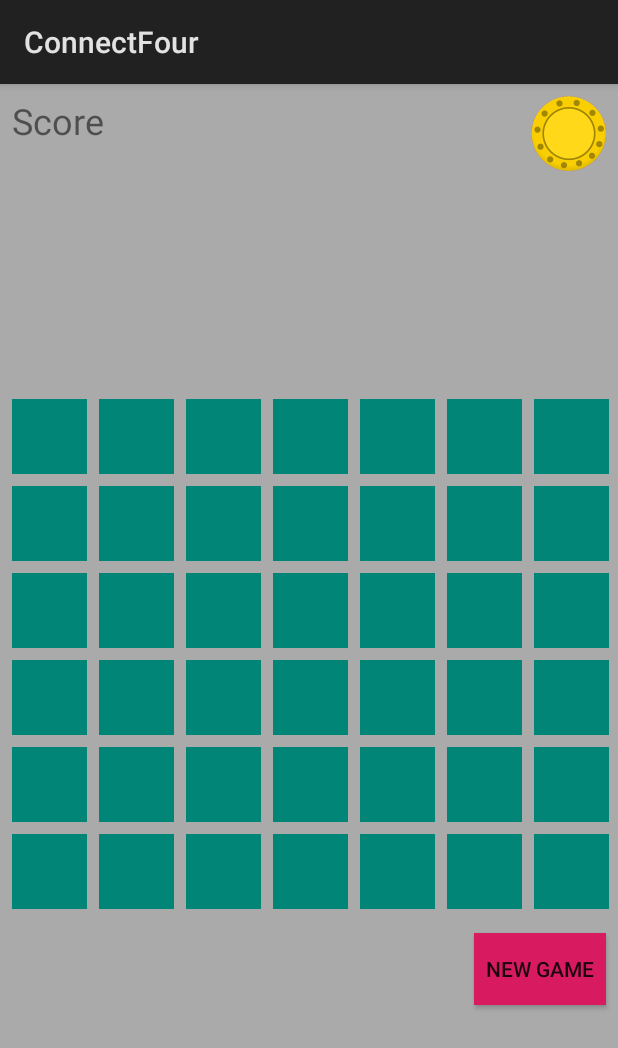
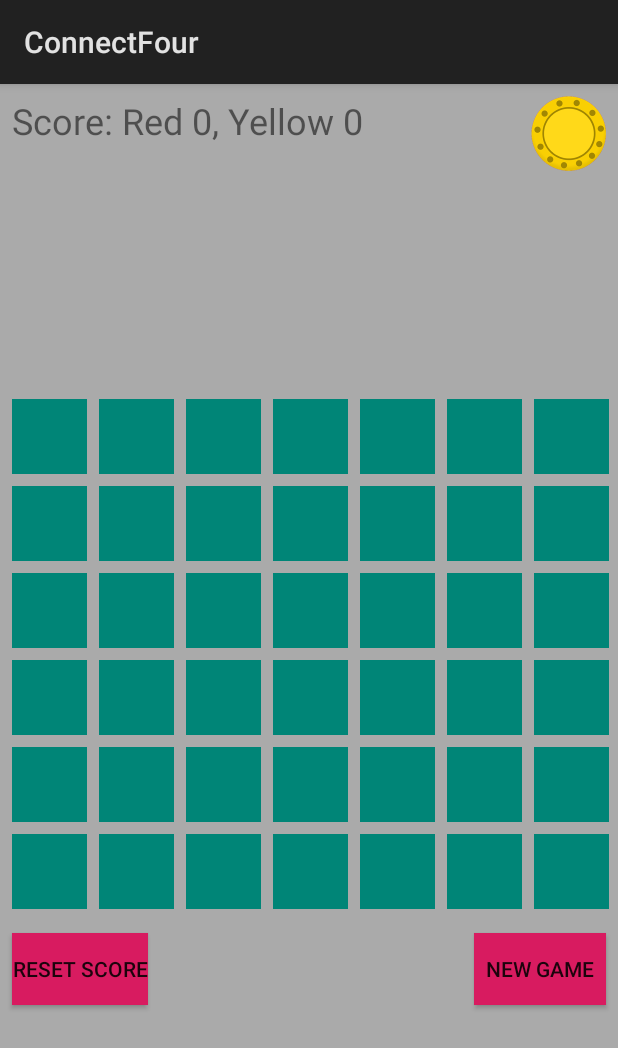
Before and after one commit to ballr73/ConnectFour, an Android app: the screen it shows after launch (MainActivity), after a tap on "NEW GAME", on a phone screen of 412 x 824 dp. Shown: the top 1048 px of the screen. Run offline under Robolectric (Android 15) with nearby library versions, the phone set to English and light mode, and no system bars; 2 other taps on this screen came first.

Commit message:
Reset score

```diff
--- a/app/src/main/java/com/coder73/connectfour/Game.java
+++ b/app/src/main/java/com/coder73/connectfour/Game.java
@@ -188,4 +188,9 @@ public class Game {
         }
         return false;
     }
+
+    public void resetScore() {
+        _player1Score = 0;
+        _player2Score = 0;
+    }
 }
--- a/app/src/main/res/layout/activity_main.xml
+++ b/app/src/main/res/layout/activity_main.xml
@@ -581,6 +581,18 @@
     </android.support.v7.widget.GridLayout>
 
     <Button
+        android:id="@+id/restSoreButton"
+        android:layout_width="wrap_content"
+        android:layout_height="wrap_content"
+        android:layout_marginStart="8dp"
+        android:layout_marginTop="8dp"
+        android:background="@color/colorAccent"
+        android:onClick="resetScoreButtonClick"
+        android:text="@string/reset_score"
+        app:layout_constraintStart_toStartOf="parent"
+        app:layout_constraintTop_toBottomOf="@+id/gridLayout" />
+
+    <Button
         android:id="@+id/button"
         android:background="@color/colorAccent"
         android:layout_width="wrap_content"
--- a/app/src/main/res/values/strings.xml
+++ b/app/src/main/res/values/strings.xml
@@ -5,4 +5,5 @@
     <string name="game_over">Game Over!</string>
     <string name="play_again">Play Again</string>
     <string name="score">Score</string>
+    <string name="reset_score">Reset Score</string>
 </resources>
```
Also changed, not shown: app/src/main/java/com/coder73/connectfour/MainActivity.java (+13 -2 lines).
